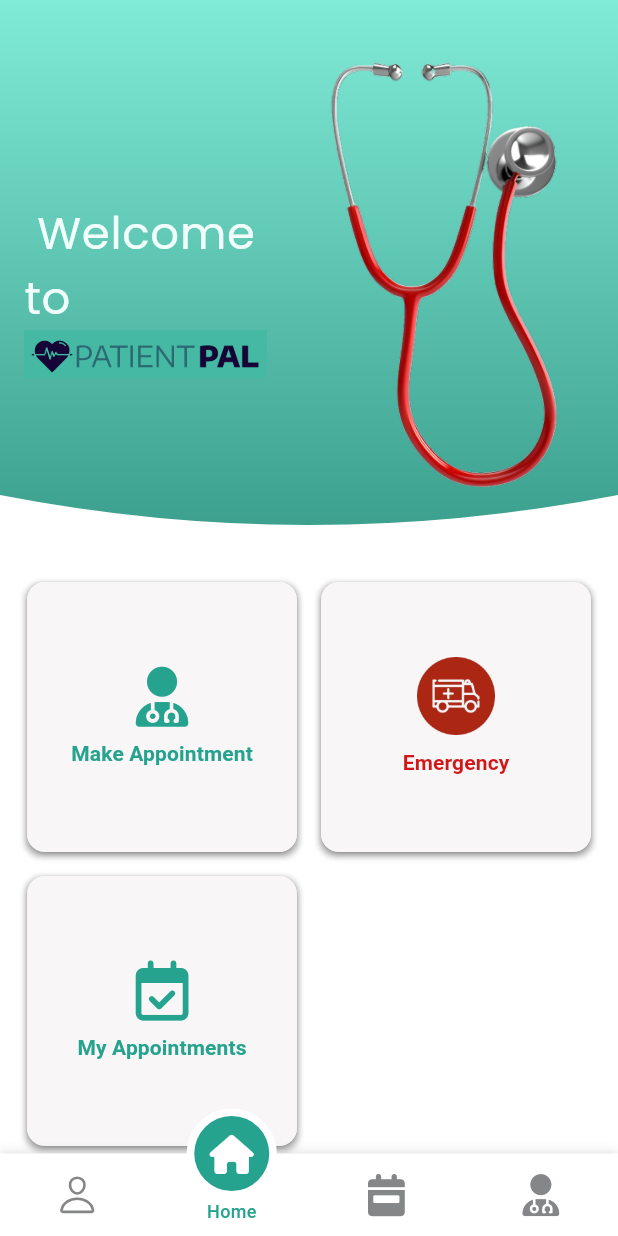
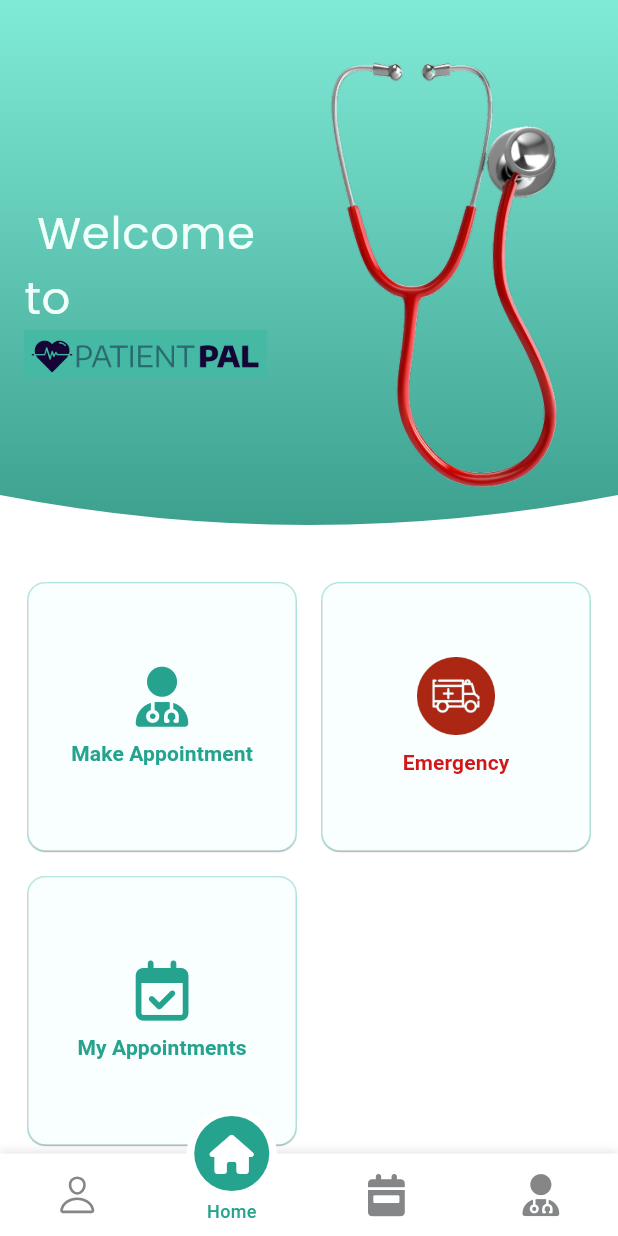
Before and after one commit to genericodex/RECESS_TERM_FLUTTER, a Flutter app: the HomePage screen opened by its route, on a phone screen of 412 x 824 dp. Run offline on Flutter 3.47's test engine with Material 3 defaults, Android fonts, the phone set to English and light mode, and no system bars; our stand-ins replace cloud_firestore, firebase_auth, firebase_core, firebase_storage, flutter_local_notifications, flutter_login and 14 more; missing offline and left inert: background_sms; accounts and stored records are empty; Roboto replaces fonts that are missing (Cairo).

Commit message:
Added new to home screen

```diff
--- a/patientpal_system/lib/screens/home/home_page.dart
+++ b/patientpal_system/lib/screens/home/home_page.dart
@@ -175,23 +175,25 @@ Widget _buildHomeContent(String userEmail) {
       //height: 150,
       decoration: BoxDecoration(
         color: Colors.white,
-        boxShadow: [
-          BoxShadow(
-            color: Colors.black.withOpacity(0.2),
-            spreadRadius: 2,
-            blurRadius: 2,
-            offset: Offset(0, 2),
-          ),
-        ],
+        border: Border.all(color: Color.fromARGB(255, 181, 230, 224), width: 1),
+        // boxShadow: [
+        //   BoxShadow(
+        //     color: Colors.black.withOpacity(0.2),
+        //     spreadRadius: 2,
+        //     blurRadius: 2,
+        //     offset: Offset(0, 2),
+        //   ),
+        // ],
         borderRadius: BorderRadius.circular(12),
       ),
       child: SizedBox(
-        height: 150,
+        height: 50,
         child: ElevatedButton(
           style: ElevatedButton.styleFrom(
-            backgroundColor: Color.fromARGB(255, 248, 246, 246),
-            padding: EdgeInsets.all(16),
-            minimumSize: Size(double.infinity, 150),
+            elevation: 0.5,
+            backgroundColor: Color.fromARGB(255, 249, 255, 254),
+            padding: EdgeInsets.all(11),
+            minimumSize: Size(double.infinity, 50),
             shape: RoundedRectangleBorder(
               borderRadius: BorderRadius.circular(12),
             ),
```
